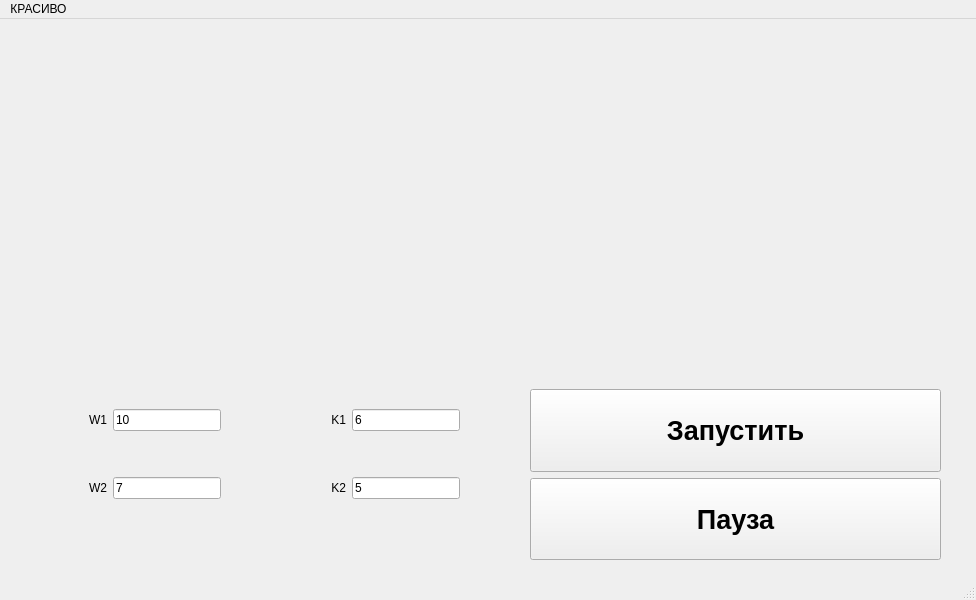
First picture: the form in mainwindow.ui, repository deethereal/phys_wave_pkg, before the edit.
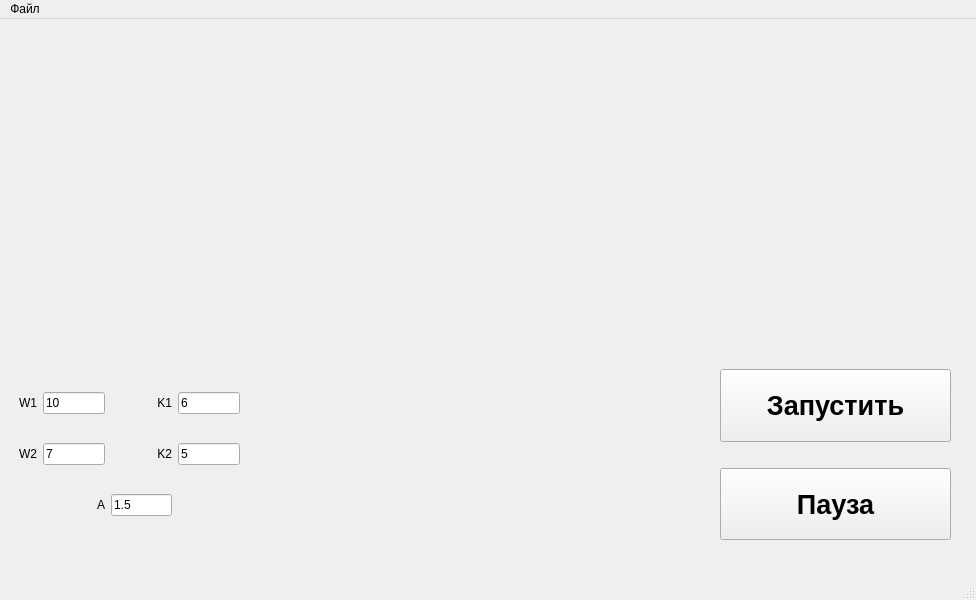
Second picture: the form after the edit. Custom widgets are drawn as their Qt base class.

Commit message: Added image and amplitude edit

Diff of the .ui file:
```diff
--- a/mainwindow.ui
+++ b/mainwindow.ui
@@ -17,9 +17,9 @@
    <widget class="QWidget" name="verticalLayoutWidget">
     <property name="geometry">
      <rect>
-      <x>530</x>
-      <y>370</y>
-      <width>411</width>
+      <x>720</x>
+      <y>350</y>
+      <width>231</width>
       <height>171</height>
      </rect>
     </property>
@@ -47,6 +47,19 @@
        </property>
       </widget>
      </item>
+     <item>
+      <spacer name="horizontalSpacer">
+       <property name="orientation">
+        <enum>Qt::Horizontal</enum>
+       </property>
+       <property name="sizeHint" stdset="0">
+        <size>
+         <width>40</width>
+         <height>20</height>
+        </size>
+       </property>
+      </spacer>
+     </item>
      <item>
       <widget class="QPushButton" name="pushButton_3">
        <property name="sizePolicy">
@@ -82,23 +95,16 @@
    <widget class="QWidget" name="gridLayoutWidget">
     <property name="geometry">
      <rect>
-      <x>89</x>
+      <x>19</x>
       <y>350</y>
-      <width>371</width>
+      <width>221</width>
       <height>171</height>
      </rect>
     </property>
-    <layout class="QGridLayout" name="gridLayout" columnstretch="0,0,1,0">
+    <layout class="QGridLayout" name="gridLayout" columnstretch="0,0,0,0,0,0">
      <property name="rightMargin">
       <number>0</number>
      </property>
-     <item row="1" column="1">
-      <widget class="QLineEdit" name="w2">
-       <property name="text">
-        <string>7</string>
-       </property>
-      </widget>
-     </item>
      <item row="0" column="2">
       <widget class="QLabel" name="label_3">
        <property name="text">
@@ -109,23 +115,6 @@
        </property>
       </widget>
      </item>
-     <item row="0" column="1">
-      <widget class="QLineEdit" name="w1">
-       <property name="text">
-        <string>10</string>
-       </property>
-      </widget>
-     </item>
-     <item row="1" column="0">
-      <widget class="QLabel" name="label_4">
-       <property name="text">
-        <string>W2</string>
-       </property>
-       <property name="alignment">
-        <set>Qt::AlignRight|Qt::AlignTrailing|Qt::AlignVCenter</set>
-       </property>
-      </widget>
-     </item>
      <item row="1" column="2">
       <widget class="QLabel" name="label_5">
        <property name="text">
@@ -136,6 +125,26 @@
        </property>
       </widget>
      </item>
+     <item row="0" column="0">
+      <widget class="QLabel" name="label_6">
+       <property name="text">
+        <string>W1</string>
+       </property>
+       <property name="alignment">
+        <set>Qt::AlignRight|Qt::AlignTrailing|Qt::AlignVCenter</set>
+       </property>
+      </widget>
+     </item>
+     <item row="1" column="0">
+      <widget class="QLabel" name="label_4">
+       <property name="text">
+        <string>W2</string>
+       </property>
+       <property name="alignment">
+        <set>Qt::AlignRight|Qt::AlignTrailing|Qt::AlignVCenter</set>
+       </property>
+      </widget>
+     </item>
      <item row="0" column="3">
       <widget class="QLineEdit" name="k1">
        <property name="text">
@@ -150,18 +159,52 @@
        </property>
       </widget>
      </item>
-     <item row="0" column="0">
-      <widget class="QLabel" name="label_6">
+     <item row="0" column="1">
+      <widget class="QLineEdit" name="w1">
        <property name="text">
-        <string>W1</string>
+        <string>10</string>
+       </property>
+      </widget>
+     </item>
+     <item row="1" column="1">
+      <widget class="QLineEdit" name="w2">
+       <property name="text">
+        <string>7</string>
+       </property>
+      </widget>
+     </item>
+     <item row="2" column="1">
+      <widget class="QLabel" name="label">
+       <property name="text">
+        <string>A</string>
        </property>
        <property name="alignment">
         <set>Qt::AlignRight|Qt::AlignTrailing|Qt::AlignVCenter</set>
        </property>
       </widget>
      </item>
+     <item row="2" column="2">
+      <widget class="QLineEdit" name="A_le">
+       <property name="text">
+        <string>1.5</string>
+       </property>
+      </widget>
+     </item>
     </layout>
    </widget>
+   <widget class="QLabel" name="image_label">
+    <property name="geometry">
+     <rect>
+      <x>250</x>
+      <y>350</y>
+      <width>461</width>
+      <height>171</height>
+     </rect>
+    </property>
+    <property name="text">
+     <string/>
+    </property>
+   </widget>
   </widget>
   <widget class="QMenuBar" name="menubar">
    <property name="geometry">
@@ -169,12 +212,12 @@
      <x>0</x>
      <y>0</y>
      <width>976</width>
-     <height>24</height>
+     <height>30</height>
     </rect>
    </property>
    <widget class="QMenu" name="menu">
     <property name="title">
-     <string>КРАСИВО</string>
+     <string>Файл</string>
     </property>
     <addaction name="action"/>
     <addaction name="action_2"/>
```
Left out of the diff: 2 changed lines with no effect on the pictures. The commit also changes 3 other files.
